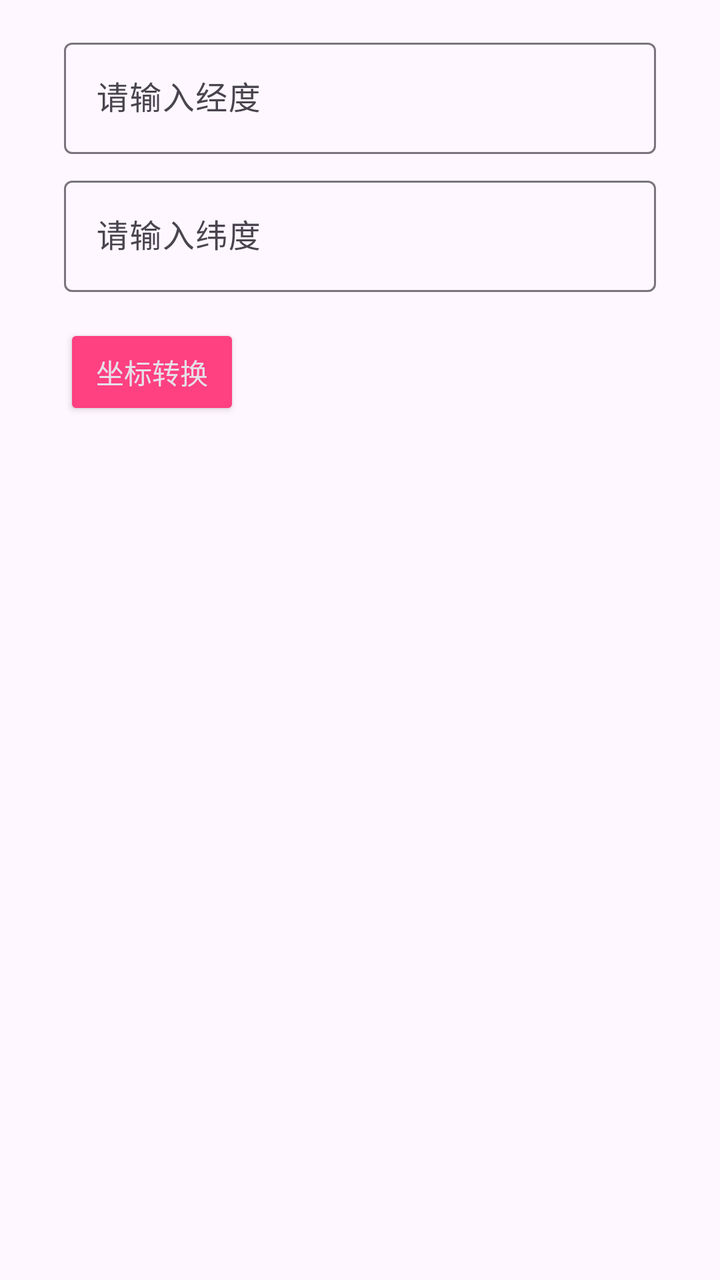
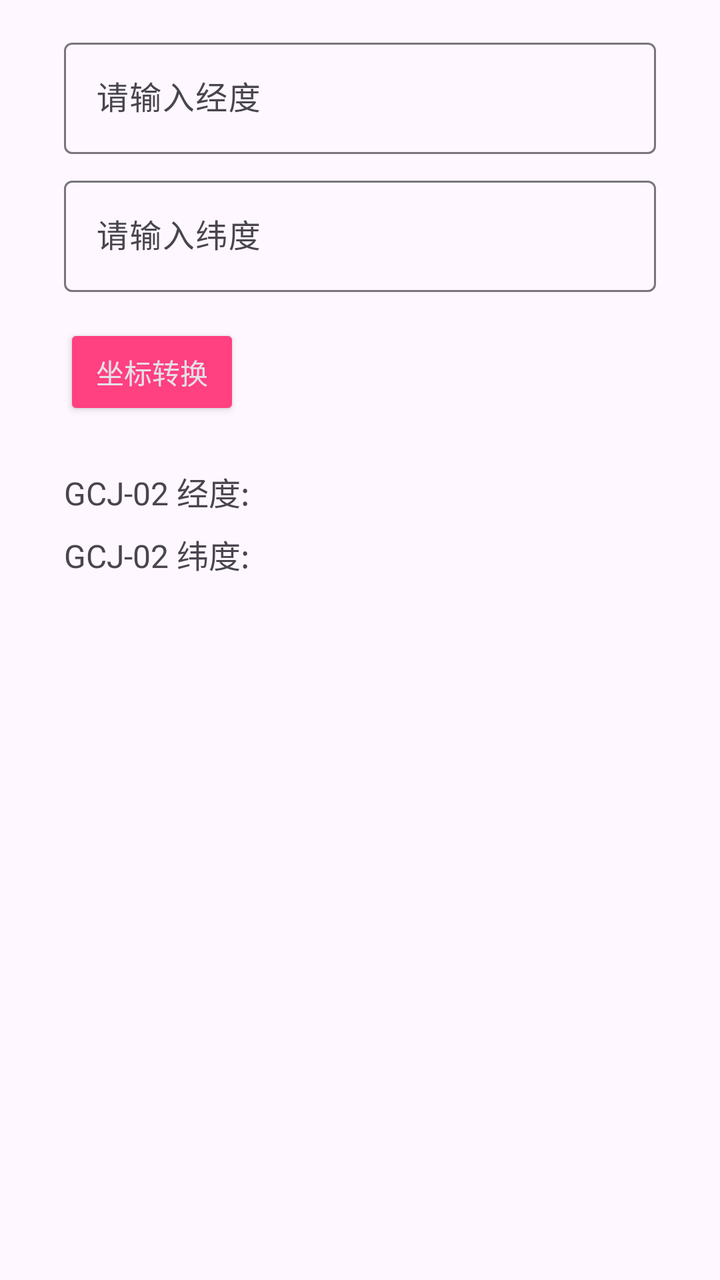

An Android layout rendered at two revisions. The XML below is the earlier revision; the diff shows what the commit changed to produce the second picture.
<!-- AndroidManifest.xml: application theme AppTheme -->
<!-- res/layout/fragment_nav_tools.xml -->
<?xml version="1.0" encoding="utf-8"?>

<androidx.constraintlayout.widget.ConstraintLayout xmlns:android="http://schemas.android.com/apk/res/android"
    xmlns:app="http://schemas.android.com/apk/res-auto"
    xmlns:tools="http://schemas.android.com/tools"
    android:layout_width="match_parent"
    android:layout_height="match_parent">

    <com.google.android.material.textfield.TextInputLayout
        android:id="@+id/textInputLayout2"
        style="@style/ThemeOverlay.Material3.AutoCompleteTextView.OutlinedBox"
        android:layout_width="match_parent"
        android:layout_height="wrap_content"
        android:layout_marginStart="32dp"
        android:layout_marginTop="16dp"
        android:layout_marginEnd="32dp"
        android:hint="请输入经度"
        app:layout_constraintEnd_toEndOf="parent"
        app:layout_constraintStart_toStartOf="parent"
        app:layout_constraintTop_toTopOf="parent">

        <com.google.android.material.textfield.TextInputEditText
            android:id="@+id/longitudeEt"
            android:layout_width="match_parent"
            android:layout_height="wrap_content"
            android:inputType="numberDecimal" />
    </com.google.android.material.textfield.TextInputLayout>

    <com.google.android.material.textfield.TextInputLayout
        android:id="@+id/textInputLayout"
        style="@style/ThemeOverlay.Material3.AutoCompleteTextView.OutlinedBox"
        android:layout_width="match_parent"
        android:layout_height="wrap_content"
        android:layout_marginStart="32dp"
        android:layout_marginTop="8dp"
        android:layout_marginEnd="32dp"
        android:hint="请输入纬度"
        app:layout_constraintEnd_toEndOf="parent"
        app:layout_constraintStart_toStartOf="parent"
        app:layout_constraintTop_toBottomOf="@+id/textInputLayout2">

        <com.google.android.material.textfield.TextInputEditText
            android:id="@+id/latitudeEt"
            android:layout_width="match_parent"
            android:layout_height="wrap_content"
            android:inputType="numberDecimal" />
    </com.google.android.material.textfield.TextInputLayout>

    <Button
        android:id="@+id/navMapBtn"
        android:layout_width="wrap_content"
        android:layout_height="wrap_content"
        android:layout_marginTop="16dp"
        android:text="坐标转换"
        app:layout_constraintStart_toStartOf="@+id/textInputLayout"
        app:layout_constraintTop_toBottomOf="@+id/textInputLayout" />


</androidx.constraintlayout.widget.ConstraintLayout>
<!-- resources referenced by this layout -->
<resources>
  <style name="AppTheme" parent="Theme.Material3.DayNight.NoActionBar">
          <item name="colorPrimary">@color/colorPrimary</item>
          <item name="colorPrimaryDark">@color/colorPrimary</item>
          <item name="colorAccent">@color/colorAccent</item>
          <item name="buttonStyle">@style/AppTheme.Button</item>
          <item name="android:statusBarColor">@android:color/transparent</item>
      </style>
  <color name="colorPrimary">#ff008577</color>
  <color name="colorAccent">#ff4081</color>
  <style name="AppTheme.Button" parent="Widget.AppCompat.Button.Colored">
          <item name="colorButtonNormal">@color/colorAccent</item>
      </style>
</resources>

<!-- the commit's change to res/layout/fragment_nav_tools.xml (unified diff, before → after) -->
@@ -47,7 +47,7 @@
     </com.google.android.material.textfield.TextInputLayout>
 
     <Button
-        android:id="@+id/navMapBtn"
+        android:id="@+id/resultBtn"
         android:layout_width="wrap_content"
         android:layout_height="wrap_content"
         android:layout_marginTop="16dp"
@@ -55,5 +55,30 @@
         app:layout_constraintStart_toStartOf="@+id/textInputLayout"
         app:layout_constraintTop_toBottomOf="@+id/textInputLayout" />
 
+    <TextView
+        android:id="@+id/resultGcjLngTv"
+        android:layout_width="0dp"
+        android:layout_height="wrap_content"
+        android:layout_marginStart="32dp"
+        android:layout_marginTop="24dp"
+        android:layout_marginEnd="32dp"
+        android:text="GCJ-02 经度: "
+        android:textSize="16sp"
+        app:layout_constraintEnd_toEndOf="parent"
+        app:layout_constraintStart_toStartOf="parent"
+        app:layout_constraintTop_toBottomOf="@+id/resultBtn" />
+
+    <TextView
+        android:id="@+id/resultGcjLatTv"
+        android:layout_width="0dp"
+        android:layout_height="wrap_content"
+        android:layout_marginStart="32dp"
+        android:layout_marginTop="8dp"
+        android:layout_marginEnd="32dp"
+        android:text="GCJ-02 纬度: "
+        android:textSize="16sp"
+        app:layout_constraintEnd_toEndOf="parent"
+        app:layout_constraintStart_toStartOf="parent"
+        app:layout_constraintTop_toBottomOf="@+id/resultGcjLngTv" />
 
 </androidx.constraintlayout.widget.ConstraintLayout>
